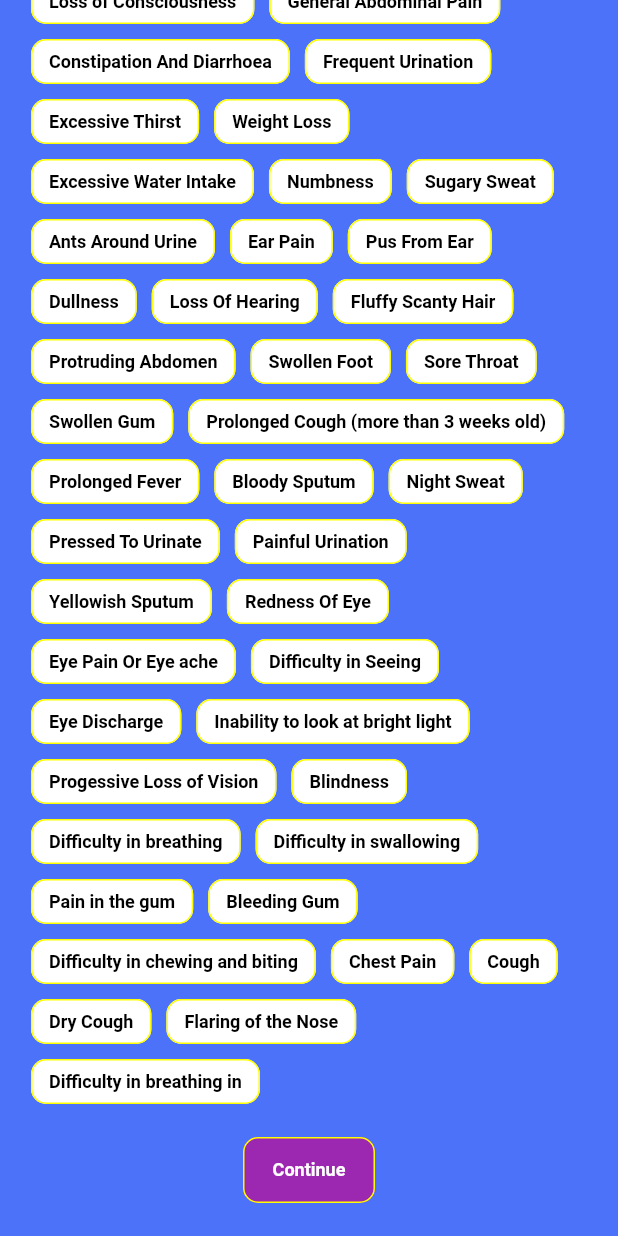
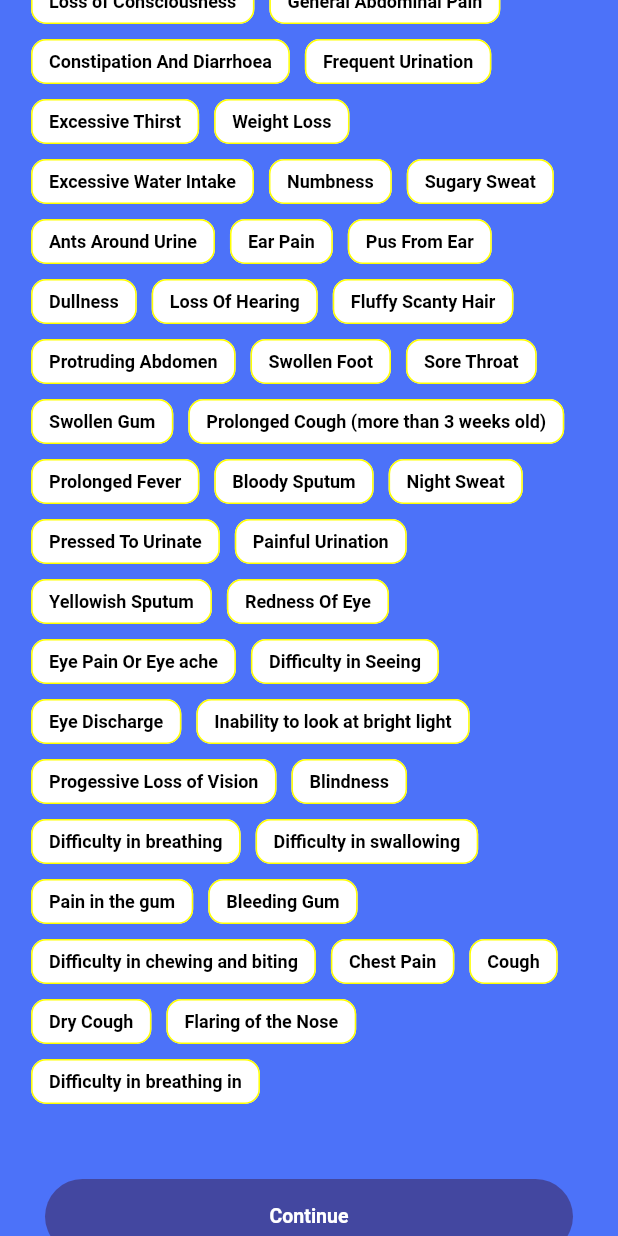
Before and after one commit to gutengboi/DiagnoseMe, a Flutter app: the DiagnoseScreen screen opened directly, scrolled down 342 dp, on a phone screen of 412 x 824 dp. Run offline on Flutter 3.47's test engine with Material 2 defaults, Android fonts, the light colour scheme and no system bars; our stand-ins replace sqflite; accounts and stored records are empty; Roboto replaces fonts that are missing (Source Sans Pro).

Commit message:
diagnose ui

```diff
--- a/lib/core/themes/AppColors.dart
+++ b/lib/core/themes/AppColors.dart
@@ -12,4 +12,5 @@ class AppColors {
   static Color black = Colors.black;
   static Color grey = Color(0xFFA7A7A7);
   static Color titleGreen = Color(0xFF4C9F43);
+  static Color accent = Colors.amberAccent;
 }
--- a/lib/screens/Diagnose/DiagnoseScreen.dart
+++ b/lib/screens/Diagnose/DiagnoseScreen.dart
@@ -154,30 +154,29 @@ class _DiagnoseScreenState extends State<DiagnoseScreen> {
                     ],
                   ),
                 ),
-                Container(
-                  alignment: Alignment.bottomCenter,
-                  width: double.infinity,
-                  //  margin: EdgeInsets.symmetric(horizontal: 20),
-                  child: RaisedButton(
-                    onPressed: () {
+                InkWell(
+                  onTap: () {
                     Navigator.push(
                         context,
                         MaterialPageRoute(
                             builder: (BuildContext context) =>
                                 AilmentScreen(model: counterList)));
                   },
-                    elevation: 0,
-                    color: Colors.purple,
-                    textColor: Colors.white,
+                  child: Container(
+                    height: 50,
+                    alignment: Alignment.center,
+                    width: double.infinity,
+                    margin: EdgeInsets.all(30),
                     padding: EdgeInsets.symmetric(vertical: 5, horizontal: 12),
-                    shape: RoundedRectangleBorder(
-                      borderRadius: BorderRadius.circular(10),
-                      side: BorderSide(color: Colors.yellowAccent),
+                    decoration: BoxDecoration(
+                      borderRadius: BorderRadius.circular(30),
+                      color: AppColors.primary12,
                     ),
                     child: Text(
                       "Continue",
                       style: TextStyle(
-                          fontSize: 12,
+                          color: AppColors.white,
+                          fontSize: 13,
                           fontWeight: FontWeight.w600,
                           fontFamily: 'Source Sans Pro'),
                     ),
@@ -194,15 +193,15 @@ class _DiagnoseScreenState extends State<DiagnoseScreen> {
     );
   }
 
-  displayTestKitScreen() async {
-    await Navigator.of(context)
-        .push(MaterialPageRoute(builder: (context) => DiagnoseScreen()));
-  }
+  // displayTestKitScreen() async {
+  //   await Navigator.of(context)
+  //       .push(MaterialPageRoute(builder: (context) => DiagnoseScreen()));
+  // }
 
-  displayMap() async {
-    await Navigator.of(context)
-        .push(MaterialPageRoute(builder: (context) => DiagnoseScreen()));
-  }
+  // displayMap() async {
+  //   await Navigator.of(context)
+  //       .push(MaterialPageRoute(builder: (context) => DiagnoseScreen()));
+  // }
 
   void changeIndex(int index) {
     setState(() {
--- a/pubspec.yaml
+++ b/pubspec.yaml
@@ -32,6 +32,10 @@ dependencies:
   google_fonts: ^1.1.2
   animated_button:
   # image_picker: ^0.6.6+5
+  firebase_auth: ^0.20.0+1
+  firebase_dynamic_links: ^0.5.1
+  sqflite: any
+
 
 dev_dependencies:
   flutter_test:
```
Also changed, not shown: lib/core/model/diagnose.dart (added, +13 -0 lines), lib/core/util/Constant.dart (added, +14 -0 lines), lib/core/util/DatabaseHelper.dart (added, +61 -0 lines), lib/screens/Home/HomeScreen.dart (+97 -1 lines), lib/screens/ailmentScreen.dart (+39 -18 lines), pubspec.lock. Lines whose indentation alone changed are shown as unchanged.
